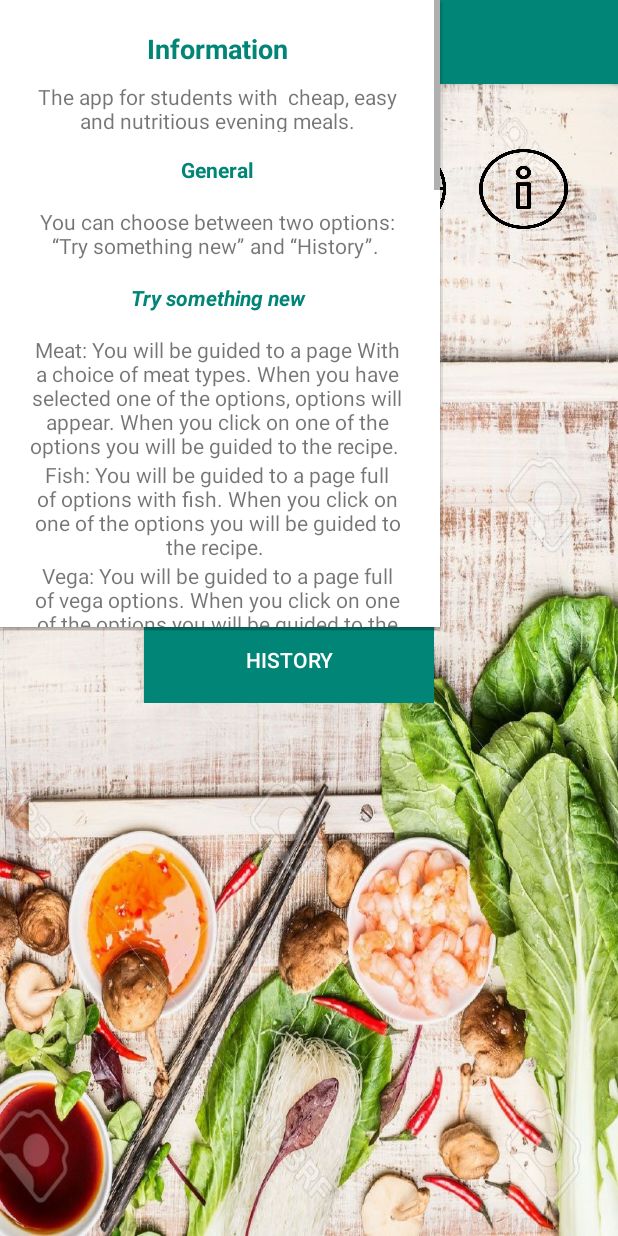
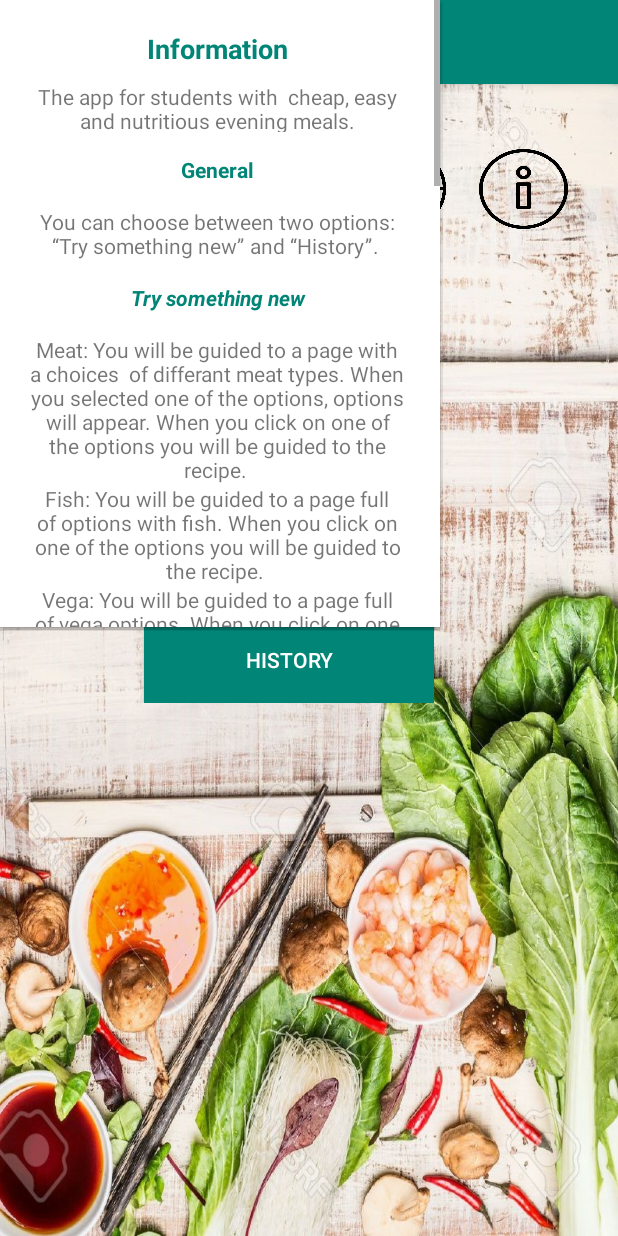
Before and after one commit to PhillineD/StudentKok, an Android app: the screen it shows after launch (StartActivity), after a tap on an icon or button, on a phone screen of 412 x 824 dp. Run offline under Robolectric (Android 15) with nearby library versions, the phone set to English and light mode, and no system bars.

Commit message:
Initial Project

```diff
--- a/app/src/main/java/com/example/phill/studentcheff/Activitys/MealsActivity.java
+++ b/app/src/main/java/com/example/phill/studentcheff/Activitys/MealsActivity.java
@@ -59,8 +59,8 @@ public class MealsActivity extends Activity implements MealsRequest.Callback{
     }
 
     /**
-     *      * Set meals and  set on query listener.
-     *      *
+     *  Set meals and  set on query listener.
+     *
      * @param  "ArrayList<MealItem> meals"  List of meal items.
      * @return  false
      */
@@ -75,6 +75,8 @@ public class MealsActivity extends Activity implements MealsRequest.Callback{
 
         // find searchview
         textBox = (SearchView) findViewById(R.id.editText);
+
+        // search meal in adapter and filter it
         textBox.setOnQueryTextListener(new searchMeal());
     }
 
--- a/app/src/main/res/layout/popup_history.xml
+++ b/app/src/main/res/layout/popup_history.xml
@@ -92,7 +92,7 @@
                         android:layout_height="wrap_content"
                         android:layout_gravity="center"
                         android:gravity="center"
-                        android:text="Meat: You will be guided to a page With a choice of meat types. When you have selected one of the options, options will appear. When you click on one of the options you will be guided to the recipe. " />
+                        android:text="Meat: You will be guided to a page with a choices  of differant meat types. When you selected one of the options, options will appear. When you click on one of the options you will be guided to the recipe. " />
 
                     <TextView
                         android:id="@+id/textView12"
@@ -150,7 +150,7 @@
                         android:layout_height="wrap_content"
                         android:layout_gravity="center"
                         android:gravity="center"
-                        android:text="The recipe includes the category (below the picture), ingredients and instructions. When you click on the film picture, an explanation will be played. When you have created the dish, you must indicate how long you have done it and how many stars you are giving. " />
+                        android:text="The recipe includes the category (below the picture), ingredients and instructions. When you click on the video icon, a video will be played on youtube. When you created the dish, you have to indicate how long you cooked and how many stars you are giving the dish. " />
 
                     <TextView
                         android:id="@+id/textView18"
@@ -168,7 +168,7 @@
                         android:layout_height="wrap_content"
                         android:layout_gravity="center"
                         android:gravity="center"
-                        android:text="Here all the dishes you have made appear. The dishes are sorted by the rating you gave at the time. You can also search through the dishes. There can be searched  in history for the date  when the recipe is made, the title and the categorie. Do you want to make the recipe again? Click on the dish. Now the recipe will appear. " />
+                        android:text="Here all the dishes you have made appear. The dishes are sorted by the rating you gave at the time. You can also search through the dishes. There can be searched in history for the date when the recipe is made, the title and the categorie. Do you want to make the recipe again? Click on the dish. Now the recipe will appear. " />
 
                     <TextView
                         android:id="@+id/textView8"
--- a/app/src/main/res/layout/start_activity.xml
+++ b/app/src/main/res/layout/start_activity.xml
@@ -32,7 +32,7 @@
             android:layout_height="60dp"
             android:layout_gravity="right"
             android:background="@color/colorPrimary"
-            android:onClick="clickNew"
+            android:onClick="onClick"
             android:text="Try something new"
             android:textColor="@android:color/white" />
 
@@ -43,7 +43,7 @@
             android:layout_gravity="right"
             android:layout_marginTop="20dp"
             android:background="@color/colorPrimary"
-            android:onClick="clickHistory"
+            android:onClick="onClick"
             android:text="History"
             android:textColor="@android:color/white" />
 
@@ -60,7 +60,7 @@
         android:layout_marginRight="8dp"
         android:layout_marginBottom="8dp"
         android:background="@drawable/informationicon"
-        android:onClick="informationClick"
+        android:onClick="onClick"
         app:layout_constraintBottom_toBottomOf="parent"
         app:layout_constraintEnd_toEndOf="parent"
         app:layout_constraintHorizontal_bias="0.925"
@@ -69,7 +69,7 @@
         app:layout_constraintVertical_bias="0.051" />
 
     <ImageView
-        android:id="@+id/imageView5"
+        android:id="@+id/internet"
         android:layout_width="82dp"
         android:layout_height="51dp"
         android:layout_marginStart="8dp"
@@ -78,7 +78,7 @@
         android:layout_marginEnd="8dp"
         android:layout_marginRight="8dp"
         android:layout_marginBottom="8dp"
-        android:onClick="onInternet"
+        android:onClick="onClick"
         android:src="@drawable/internet"
         app:layout_constraintBottom_toBottomOf="parent"
         app:layout_constraintEnd_toEndOf="parent"
```
Also changed, not shown: app/src/main/java/com/example/phill/studentcheff/Activitys/MeatActivity.java (+5 -24 lines), app/src/main/java/com/example/phill/studentcheff/Activitys/StartActivity.java (+26 -32 lines), app/src/main/java/com/example/phill/studentcheff/Activitys/VActivity.java (+4 -17 lines).
